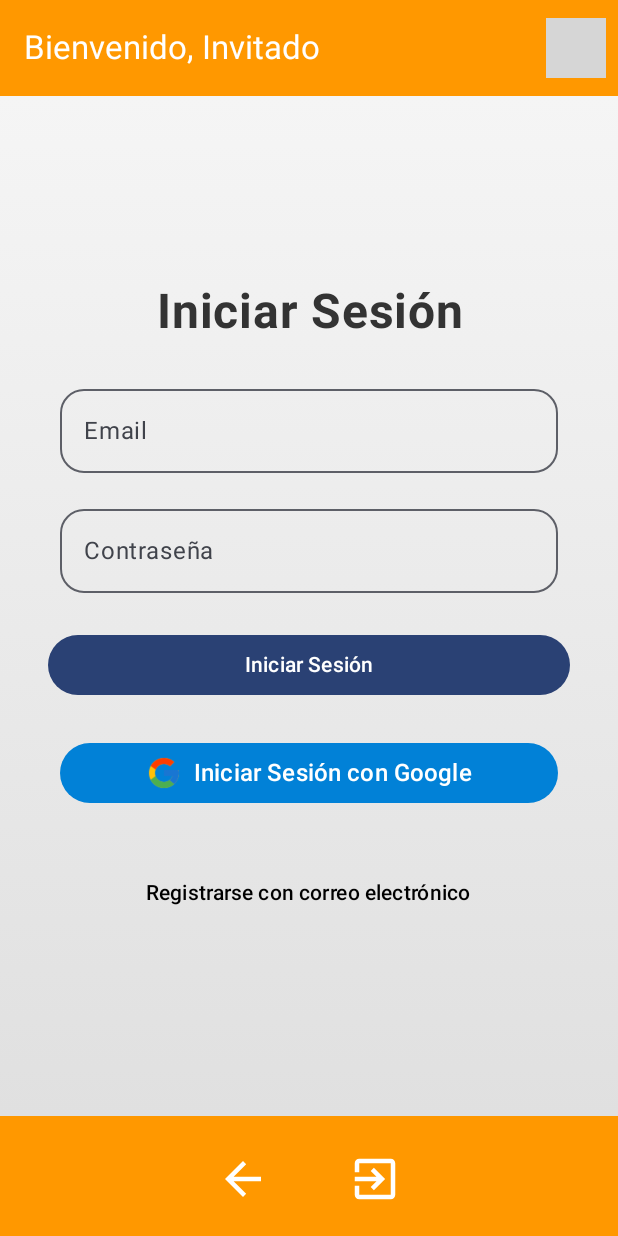
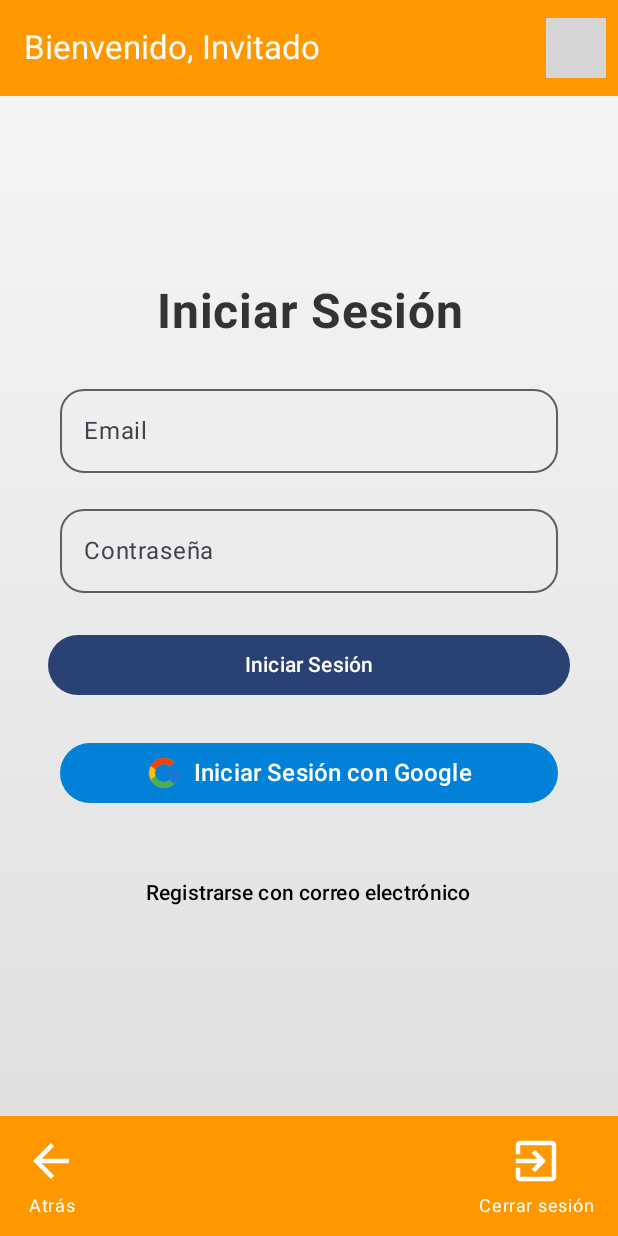
Before and after one commit to jmconsen/MyTFG, an Android app built with Jetpack Compose: the screen it shows after launch (MainActivity), on a phone screen of 412 x 824 dp. Run offline under Robolectric (Android 15) with nearby library versions, the phone set to English and light mode, and no system bars; our stand-ins replace Firebase (no records; nobody signed in at launch, a user with empty details on screens opened directly); pictures from the network do not load; grey boxes are pictures that could not be loaded.

Commit message:
añadidos backgrounds, buttombar mejorada

```diff
--- a/app/src/main/java/com/example/mytfg/componentes/Buttombar.kt
+++ b/app/src/main/java/com/example/mytfg/componentes/Buttombar.kt
@@ -1,17 +1,21 @@
 package com.example.mytfg.componentes
 
+import androidx.compose.foundation.clickable
 import androidx.compose.foundation.layout.*
 import androidx.compose.material.icons.Icons
 import androidx.compose.material.icons.automirrored.filled.ArrowBack
 import androidx.compose.material.icons.automirrored.filled.ExitToApp
 import androidx.compose.material3.BottomAppBar
 import androidx.compose.material3.Icon
-import androidx.compose.material3.IconButton
+import androidx.compose.material3.MaterialTheme
+import androidx.compose.material3.Text
 import androidx.compose.runtime.Composable
 import androidx.compose.ui.Alignment
 import androidx.compose.ui.Modifier
 import androidx.compose.ui.graphics.Color
+import androidx.compose.ui.text.style.TextAlign
 import androidx.compose.ui.unit.dp
+import androidx.compose.ui.unit.sp
 
 @Composable
 fun BottomBar(
@@ -22,35 +26,52 @@ fun BottomBar(
         containerColor = Color(0xFFFF9800), // Naranja
         contentColor = Color.White
     ) {
-        // Centrado horizontal y vertical
-        Row(
+        Box(
             modifier = Modifier
                 .fillMaxWidth()
-                .height(64.dp), // Más alto para iconos grandes
-            verticalAlignment = Alignment.CenterVertically,
-            horizontalArrangement = Arrangement.Center
+                .height(72.dp),
+            contentAlignment = Alignment.Center
         ) {
-            IconButton(
-                onClick = onBack,
-                modifier = Modifier.size(56.dp)
+            // Botón atrás
+            Column(
+                modifier = Modifier
+                    .align(Alignment.CenterStart)
+                    .padding(start = 12.dp)
+                    .clickable { onBack() },
+                horizontalAlignment = Alignment.CenterHorizontally
             ) {
                 Icon(
                     imageVector = Icons.AutoMirrored.Filled.ArrowBack,
                     contentDescription = "Atrás",
                     tint = Color.White,
-                    modifier = Modifier.size(36.dp) // Icono más grande
+                    modifier = Modifier.size(36.dp)
+                )
+                Text(
+                    text = "Atrás",
+                    color = Color.White,
+                    fontSize = 12.sp,
+                    textAlign = TextAlign.Center
                 )
             }
-            Spacer(modifier = Modifier.width(32.dp))
-            IconButton(
-                onClick = onExit,
-                modifier = Modifier.size(56.dp)
+            // Botón de cerrar sesión
+            Column(
+                modifier = Modifier
+                    .align(Alignment.CenterEnd)
+                    .padding(end = 12.dp)
+                    .clickable { onExit() },
+                horizontalAlignment = Alignment.CenterHorizontally
             ) {
                 Icon(
                     imageVector = Icons.AutoMirrored.Filled.ExitToApp,
-                    contentDescription = "Salir",
+                    contentDescription = "Cerrar sesión",
                     tint = Color.White,
-                    modifier = Modifier.size(36.dp) // Icono más grande
+                    modifier = Modifier.size(36.dp)
+                )
+                Text(
+                    text = "Cerrar sesión",
+                    color = Color.White,
+                    fontSize = 12.sp,
+                    textAlign = TextAlign.Center
                 )
             }
         }
```
Also changed, not shown: app/src/main/java/com/example/mytfg/ui/theme/screens/dieta/PantallaSeleccionDieta.kt (+26 -2 lines), app/src/main/java/com/example/mytfg/ui/theme/screens/menu/PantallaMenu.kt (+21 -6 lines), app/src/main/java/com/example/mytfg/viewmodel/DietaViewModel.kt (+10 -1 lines), app/src/main/res/drawable/dietaensalada.jpg (added).
